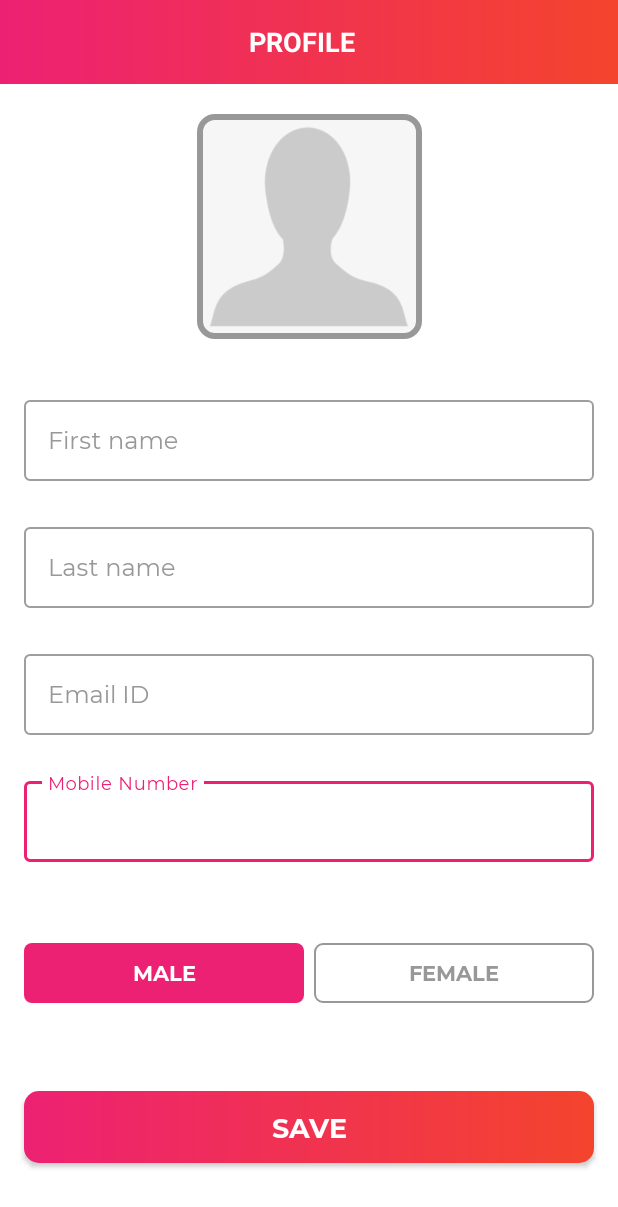
After one commit to skudu95/ShopApp, an Android app: the UserProfileActivity screen opened directly, with no data from a screen before it, on a phone screen of 412 x 824 dp. The commit adds this screen. Shown: the top 1207 px of the screen. Run offline under Robolectric (Android 15) with nearby library versions, the phone set to English and light mode, and no system bars.

Commit message:
UserProfileActivity updated with image chooser and textviews

```diff
--- a/app/src/main/java/com/kudu/shopapp/activities/LoginActivity.kt
+++ b/app/src/main/java/com/kudu/shopapp/activities/LoginActivity.kt
@@ -13,6 +13,7 @@ import com.kudu.shopapp.R
 import com.kudu.shopapp.databinding.ActivityLoginBinding
 import com.kudu.shopapp.firestore.Firestore
 import com.kudu.shopapp.model.User
+import com.kudu.shopapp.util.Constants
 
 class LoginActivity : BaseActivity(), View.OnClickListener {
 
@@ -103,14 +104,21 @@ class LoginActivity : BaseActivity(), View.OnClickListener {
 
     }
 
-    fun userLoggedInSuccess(user: User){
+    fun userLoggedInSuccess(user: User) {
         hideProgressDialog()
 
         Log.i("First Name: ", user.firstname)
         Log.i("Last Name: ", user.lastName)
         Log.i("Email: ", user.email)
 
-        startActivity(Intent(this@LoginActivity, MainActivity::class.java))
+        if (user.profileCompleted == 0) {
+            val intent = Intent(this@LoginActivity, UserProfileActivity::class.java)
+            intent.putExtra(Constants.EXTRA_USER_DETAILS, user)
+            startActivity(intent)
+
+        } else {
+            startActivity(Intent(this@LoginActivity, MainActivity::class.java))
+        }
         finish()
     }
 
--- a/app/src/main/java/com/kudu/shopapp/activities/SplashActivity.kt
+++ b/app/src/main/java/com/kudu/shopapp/activities/SplashActivity.kt
@@ -38,7 +38,7 @@ class SplashActivity : AppCompatActivity() {
                 startActivity(Intent(this, LoginActivity::class.java))
                 finish()
             },
-            10000
+            2500
         )
 
 
--- /dev/null
+++ b/app/src/main/java/com/kudu/shopapp/activities/UserProfileActivity.kt
@@ -0,0 +1,109 @@
+package com.kudu.shopapp.activities
+
+import android.Manifest
+import android.app.Activity
+import android.content.Intent
+import android.content.pm.PackageManager
+import android.net.Uri
+import android.os.Bundle
+import android.view.View
+import android.widget.Toast
+import androidx.core.app.ActivityCompat
+import androidx.core.content.ContextCompat
+import com.kudu.shopapp.R
+import com.kudu.shopapp.databinding.ActivityUserProfileBinding
+import com.kudu.shopapp.model.User
+import com.kudu.shopapp.util.Constants
+import java.io.IOException
+
+class UserProfileActivity : BaseActivity(), View.OnClickListener {
+
+    private lateinit var binding: ActivityUserProfileBinding
+
+    override fun onCreate(savedInstanceState: Bundle?) {
+        super.onCreate(savedInstanceState)
+        binding = ActivityUserProfileBinding.inflate(layoutInflater)
+        setContentView(binding.root)
+
+        var userDetails = User()
+        if (intent.hasExtra(Constants.EXTRA_USER_DETAILS)) {
+            //get the user details from intent as ParcelableExtra
+            userDetails = intent.getParcelableExtra(Constants.EXTRA_USER_DETAILS)!!
+        }
+        binding.etFirstName.isEnabled = false
+        binding.etFirstName.setText(userDetails.firstname)
+
+        binding.etLastName.isEnabled = false
+        binding.etLastName.setText(userDetails.lastName)
+
+        binding.etEmail.isEnabled = false
+        binding.etEmail.setText(userDetails.email)
+
+        binding.ivUserPhoto.setOnClickListener(this@UserProfileActivity)
+    }
+
+
+    override fun onClick(v: View?) {
+        if (v != null) {
+            when (v.id) {
+                R.id.iv_user_photo -> {
+                    //checking if permission granted
+                    if (ContextCompat.checkSelfPermission(this,
+                            Manifest.permission.READ_EXTERNAL_STORAGE) == PackageManager.PERMISSION_GRANTED
+                    ) {
+//                        showErrorSnackBar("Storage permission already granted.", false)
+                        Constants.showImageChooser(this@UserProfileActivity)
+                    } else {
+                        ActivityCompat.requestPermissions(this,
+                            arrayOf(Manifest.permission.READ_EXTERNAL_STORAGE),
+                            Constants.READ_STORAGE_PERMISSION_CODE)
+                    }
+                }
+
+            }
+        }
+    }
+
+    override fun onRequestPermissionsResult(
+        requestCode: Int,
+        permissions: Array<out String>,
+        grantResults: IntArray,
+    ) {
+        super.onRequestPermissionsResult(requestCode, permissions, grantResults)
+        if (requestCode == Constants.READ_STORAGE_PERMISSION_CODE) {
+            //if permission granted
+            if (grantResults.isNotEmpty() && grantResults[0] == PackageManager.PERMISSION_GRANTED) {
+//                showErrorSnackBar("The storage permission is granted.", false)
+                Constants.showImageChooser(this@UserProfileActivity)
+            } else {
+                //displaying another toast if permission not granted
+                Toast.makeText(this,
+                    resources.getString(R.string.read_storage_permission_denied),
+                    Toast.LENGTH_LONG).show()
+            }
+        }
+    }
+
+
+    override fun onActivityResult(requestCode: Int, resultCode: Int, data: Intent?) {
+        super.onActivityResult(requestCode, resultCode, data)
+        if (resultCode == Activity.RESULT_OK) {
+            if (requestCode == Constants.PICK_IMAGE_REQUEST_CODE) {
+                if (data != null) {
+                    try {
+                        // the uri of selected image from phone storage
+                        val selectedImageFilterUri = data.data!!
+                        binding.ivUserPhoto.setImageURI(Uri.parse(selectedImageFilterUri.toString()))
+                    } catch (e: IOException) {
+                        e.printStackTrace()
+                        Toast.makeText(this@UserProfileActivity,
+                            resources.getString(R.string.image_selection_failed),
+                            Toast.LENGTH_LONG).show()
+                    }
+                }
+            }
+        }
+    }
+
+
+}
--- a/app/src/main/java/com/kudu/shopapp/model/User.kt
+++ b/app/src/main/java/com/kudu/shopapp/model/User.kt
@@ -1,5 +1,9 @@
 package com.kudu.shopapp.model
 
+import android.os.Parcelable
+import kotlinx.android.parcel.Parcelize
+
+@Parcelize
 data class User(
     val id: String = "",
     val firstname: String = "",
@@ -9,4 +13,4 @@ data class User(
     val mobile: Long = 0,
     val gender: String = "",
     val profileCompleted: Int = 0
-)
+): Parcelable
--- a/app/src/main/java/com/kudu/shopapp/util/Constants.kt
+++ b/app/src/main/java/com/kudu/shopapp/util/Constants.kt
@@ -1,7 +1,22 @@
 package com.kudu.shopapp.util
+
+import android.app.Activity
+import android.content.Intent
+import android.provider.MediaStore
 
 object Constants {
     const val USERS: String = "users"
     const val SHOPAPP_PREFERENCES: String = "ShopAppPrefs"
     const val LOGGED_IN_USERNAME: String = "logged_in_username"
+    const val EXTRA_USER_DETAILS: String = "extra_user_details"
+    const val READ_STORAGE_PERMISSION_CODE = 2
+    const val PICK_IMAGE_REQUEST_CODE = 1
+
+
+    fun showImageChooser(activity: Activity) {
+        //an intent for launching the image selection of phone storage
+        val galleryIntent = Intent(Intent.ACTION_PICK, MediaStore.Images.Media.EXTERNAL_CONTENT_URI)
+        //launches the image selection of phone storage using the constant code
+        activity.startActivityForResult(galleryIntent, PICK_IMAGE_REQUEST_CODE)
+    }
 }
--- /dev/null
+++ b/app/src/main/java/com/kudu/shopapp/util/CustomRadioButton.kt
@@ -0,0 +1,25 @@
+package com.kudu.shopapp.util
+
+import android.content.Context
+import android.graphics.Typeface
+import android.util.AttributeSet
+import androidx.appcompat.widget.AppCompatRadioButton
+
+class CustomRadioButton(context: Context, attrs: AttributeSet) :
+    AppCompatRadioButton(context, attrs) {
+    init {
+        // Call the function to apply the font to the components.
+        applyFont()
+    }
+
+    /**
+     * Applies a font to a Radio Button.
+     */
+    private fun applyFont() {
+
+        // This is used to get the file from the assets folder and set it to the title textView.
+        val typeface: Typeface =
+            Typeface.createFromAsset(context.assets, "Montserrat-Bold.ttf")
+        setTypeface(typeface)
+    }
+}
--- /dev/null
+++ b/app/src/main/java/com/kudu/shopapp/util/GlideLoader.kt
@@ -0,0 +1,27 @@
+package com.kudu.shopapp.util
+
+import android.content.Context
+import android.net.Uri
+import android.widget.ImageView
+import com.bumptech.glide.Glide
+import com.kudu.shopapp.R
+import java.io.IOException
+
+class GlideLoader(val context: Context) {
+    /**
+     * A function to load image from URI for the user profile picture.
+     */
+    fun loadUserPicture(imageURI: Uri, imageView: ImageView) {
+        try {
+            // Load the user image in the ImageView.
+            Glide
+                .with(context)
+                .load(Uri.parse(imageURI.toString())) // URI of the image
+                .centerCrop() // Scale type of the image.
+                .placeholder(R.drawable.ic_user_placeholder) // A default place holder if image is failed to load.
+                .into(imageView) // the view in which the image will be loaded.
+        } catch (e: IOException) {
+            e.printStackTrace()
+        }
+    }
+}
--- /dev/null
+++ b/app/src/main/res/drawable/app_gradient_color_background.xml
@@ -0,0 +1,11 @@
+<?xml version="1.0" encoding="utf-8"?>
+<shape xmlns:android="http://schemas.android.com/apk/res/android"
+    android:shape="rectangle">
+
+    <gradient
+        android:angle="360"
+        android:endColor="@color/colorThemeOrange"
+        android:startColor="@color/colorThemePink"
+        android:type="linear" />
+
+</shape>
--- /dev/null
+++ b/app/src/main/res/drawable/drawable_gender_tab_selector.xml
@@ -0,0 +1,29 @@
+<?xml version="1.0" encoding="utf-8"?>
+<selector xmlns:android="http://schemas.android.com/apk/res/android">
+    <item android:state_checked="true">
+        <shape android:shape="rectangle">
+
+            <solid android:color="@color/colorAccent" />
+
+            <corners android:bottomLeftRadius="@dimen/gender_radio_button_radius"
+                android:bottomRightRadius="@dimen/gender_radio_button_radius"
+                android:topLeftRadius="@dimen/gender_radio_button_radius"
+                android:topRightRadius="@dimen/gender_radio_button_radius" />
+        </shape>
+    </item>
+
+    <item android:state_checked="false">
+
+        <shape android:shape="rectangle">
+
+            <stroke android:width="@dimen/gender_radio_button_stroke_width"
+                android:color="@color/colorSecondaryText" />
+
+            <corners
+                android:bottomLeftRadius="@dimen/gender_radio_button_radius"
+                android:bottomRightRadius="@dimen/gender_radio_button_radius"
+                android:topLeftRadius="@dimen/gender_radio_button_radius"
+                android:topRightRadius="@dimen/gender_radio_button_radius" />
+        </shape>
+    </item>
+</selector>
--- /dev/null
+++ b/app/src/main/res/drawable/drawable_gender_tab_text_color_selector.xml
@@ -0,0 +1,8 @@
+<?xml version="1.0" encoding="utf-8"?>
+<selector xmlns:android="http://schemas.android.com/apk/res/android">
+
+    <item android:color="@color/white" android:state_checked="true" />
+
+    <item android:color="@color/colorSecondaryText"
+        android:state_checked="false" />
+</selector>
--- /dev/null
+++ b/app/src/main/res/drawable/user_image_background.xml
@@ -0,0 +1,10 @@
+<?xml version="1.0" encoding="utf-8"?>
+<shape xmlns:android="http://schemas.android.com/apk/res/android"
+    android:shape="rectangle">
+
+    <stroke
+        android:width="@dimen/user_image_background_stroke"
+        android:color="@color/colorSecondaryText" />
+
+    <corners android:radius="@dimen/user_image_background_corner_radius" />
+</shape>
--- /dev/null
+++ b/app/src/main/res/layout/activity_user_profile.xml
@@ -0,0 +1,232 @@
+<?xml version="1.0" encoding="utf-8"?>
+<androidx.constraintlayout.widget.ConstraintLayout xmlns:android="http://schemas.android.com/apk/res/android"
+    xmlns:app="http://schemas.android.com/apk/res-auto"
+    xmlns:tools="http://schemas.android.com/tools"
+    android:layout_width="match_parent"
+    android:layout_height="match_parent"
+    tools:context=".activities.UserProfileActivity">
+
+    <androidx.appcompat.widget.Toolbar
+        android:id="@+id/toolbar_user_profile_activity"
+        android:layout_width="match_parent"
+        android:layout_height="?attr/actionBarSize"
+        android:background="@drawable/app_gradient_color_background"
+        app:layout_constraintEnd_toEndOf="parent"
+        app:layout_constraintStart_toStartOf="parent"
+        app:layout_constraintTop_toTopOf="parent">
+
+        <TextView
+            android:id="@+id/tv_title"
+            android:layout_width="match_parent"
+            android:layout_height="match_parent"
+            android:gravity="center"
+            android:paddingStart="@dimen/toolbar_title_paddingStart"
+            android:paddingEnd="0dp"
+            android:text="@string/title_profile"
+            android:textColor="@color/white"
+            android:textSize="@dimen/toolbar_title_text_size"
+            android:textStyle="bold" />
+
+    </androidx.appcompat.widget.Toolbar>
+
+    <ScrollView
+        android:layout_width="match_parent"
+        android:layout_height="0dp"
+        android:fillViewport="true"
+        android:scrollbars="none"
+        app:layout_constraintBottom_toBottomOf="parent"
+        app:layout_constraintEnd_toEndOf="parent"
+        app:layout_constraintStart_toStartOf="parent"
+        app:layout_constraintTop_toBottomOf="@id/toolbar_user_profile_activity">
+
+        <androidx.constraintlayout.widget.ConstraintLayout
+            android:layout_width="match_parent"
+            android:layout_height="wrap_content">
+
+            <FrameLayout
+                android:id="@+id/fl_user_image"
+                android:layout_width="@dimen/profile_user_image_size"
+                android:layout_height="@dimen/profile_user_image_size"
+                android:layout_marginTop="@dimen/profile_user_image_marginTop"
+                app:layout_constraintEnd_toEndOf="parent"
+                app:layout_constraintStart_toStartOf="parent"
+                app:layout_constraintTop_toTopOf="parent">
+
+                <ImageView
+                    android:id="@+id/iv_user_photo"
+                    android:layout_width="match_parent"
+                    android:layout_height="match_parent"
+                    android:layout_margin="@dimen/profile_user_photo_margin"
+                    android:background="@color/colorLightGrey"
+                    android:contentDescription="@string/content_description"
+                    android:scaleType="fitXY"
+                    android:src="@drawable/ic_user_placeholder" />
+
+                <View
+                    android:layout_width="match_parent"
+                    android:layout_height="match_parent"
+                    android:background="@drawable/user_image_background" />
+            </FrameLayout>
+
+            <com.google.android.material.textfield.TextInputLayout
+                android:id="@+id/til_first_name"
+                style="@style/Widget.MaterialComponents.TextInputLayout.OutlinedBox"
+                android:layout_width="match_parent"
+                android:layout_height="wrap_content"
+                android:layout_marginStart="16dp"
+                android:layout_marginTop="35dp"
+                android:layout_marginEnd="16dp"
+                android:hint="@string/hint_first_name"
+                android:textColorHint="@color/colorSecondaryText"
+                app:layout_constraintEnd_toEndOf="parent"
+                app:layout_constraintStart_toStartOf="parent"
+                app:layout_constraintTop_toBottomOf="@id/fl_user_image">
+
+                <com.kudu.shopapp.util.CustomEditText
+                    android:id="@+id/et_first_name"
+                    android:layout_width="match_parent"
+                    android:layout_height="wrap_content"
+                    android:inputType="text"
+                    android:padding="@dimen/et_padding"
+                    android:textColor="@color/colorPrimaryText"
+                    android:textSize="@dimen/et_textSize" />
+            </com.google.android.material.textfield.TextInputLayout>
+
+            <com.google.android.material.textfield.TextInputLayout
+                android:id="@+id/til_last_name"
+                style="@style/Widget.MaterialComponents.TextInputLayout.OutlinedBox"
+                android:layout_width="match_parent"
+                android:layout_height="wrap_content"
+                android:layout_marginStart="16dp"
+                android:layout_marginTop="25dp"
+                android:layout_marginEnd="16dp"
+                android:hint="@string/hint_last_name"
+                android:textColorHint="@color/colorSecondaryText"
+                app:layout_constraintEnd_toEndOf="parent"
+                app:layout_constraintStart_toStartOf="parent"
+                app:layout_constraintTop_toBottomOf="@id/til_first_name">
+
+                <com.kudu.shopapp.util.CustomEditText
+                    android:id="@+id/et_last_name"
+                    android:layout_width="match_parent"
+                    android:layout_height="wrap_content"
+                    android:inputType="text"
+                    android:padding="@dimen/et_padding"
+                    android:textColor="@color/colorPrimaryText"
+                    android:textSize="@dimen/et_textSize" />
+            </com.google.android.material.textfield.TextInputLayout>
+
+            <com.google.android.material.textfield.TextInputLayout
+                android:id="@+id/til_email"
+                style="@style/Widget.MaterialComponents.TextInputLayout.OutlinedBox"
+                android:layout_width="match_parent"
+                android:layout_height="wrap_content"
+                android:layout_marginStart="16dp"
+                android:layout_marginTop="25dp"
+                android:layout_marginEnd="16dp"
+                android:hint="@string/et_hint_email_id"
+                android:textColorHint="@color/colorSecondaryText"
+                app:layout_constraintEnd_toEndOf="parent"
+                app:layout_constraintStart_toStartOf="parent"
+                app:layout_constraintTop_toBottomOf="@id/til_last_name">
+
+                <com.kudu.shopapp.util.CustomEditText
+                    android:id="@+id/et_email"
+                    android:layout_width="match_parent"
+                    android:layout_height="wrap_content"
+                    android:inputType="textEmailAddress"
+                    android:padding="@dimen/et_padding"
+                    android:textColor="@color/colorPrimaryText"
+                    android:textSize="@dimen/et_textSize" />
+            </com.google.android.material.textfield.TextInputLayout>
+
+            <com.google.android.material.textfield.TextInputLayout
+                android:id="@+id/til_mobile_number"
+                style="@style/Widget.MaterialComponents.TextInputLayout.OutlinedBox"
+                android:layout_width="match_parent"
+                android:layout_height="wrap_content"
+                android:layout_marginStart="16dp"
+                android:layout_marginTop="25dp"
+                android:layout_marginEnd="16dp"
+                android:hint="@string/et_hint_mobile_number"
+                android:textColorHint="@color/colorSecondaryText"
+                app:layout_constraintEnd_toEndOf="parent"
+                app:layout_constraintStart_toStartOf="parent"
+                app:layout_constraintTop_toBottomOf="@id/til_email">
+
+                <com.kudu.shopapp.util.CustomEditText
+                    android:id="@+id/et_mobile_number"
+                    android:layout_width="match_parent"
+                    android:layout_height="wrap_content"
+                    android:inputType="phone"
+                    android:padding="@dimen/et_padding"
+                    android:textColor="@color/colorPrimaryText"
+                    android:textSize="@dimen/et_textSize" />
+            </com.google.android.material.textfield.TextInputLayout>
+
+            <RadioGroup
+                android:id="@+id/rg_gender"
+                android:layout_width="match_parent"
+                android:layout_height="@dimen/profile_radio_button_height"
+                android:layout_marginStart="16dp"
+                android:layout_marginTop="25dp"
+                android:layout_marginEnd="16dp"
+                android:orientation="horizontal"
+                app:layout_constraintBottom_toTopOf="@id/btn_save"
+                app:layout_constraintEnd_toEndOf="parent"
+                app:layout_constraintStart_toStartOf="parent"
+                app:layout_constraintTop_toBottomOf="@id/til_mobile_number">
+
+                <com.kudu.shopapp.util.CustomRadioButton
+                    android:id="@+id/rb_male"
+                    android:layout_width="0dp"
+                    android:layout_height="match_parent"
+                    android:layout_marginEnd="@dimen/profile_radio_button_marginStartEnd"
+                    android:layout_weight="1"
+                    android:background="@drawable/drawable_gender_tab_selector"
+                    android:button="@null"
+                    android:checked="true"
+                    android:gravity="center"
+                    android:text="@string/rb_lbl_male"
+                    android:textColor="@drawable/drawable_gender_tab_text_color_selector"
+                    android:textStyle="bold" />
+
+                <com.kudu.shopapp.util.CustomRadioButton
+                    android:id="@+id/rb_female"
+                    android:layout_width="0dp"
+                    android:layout_height="match_parent"
+                    android:layout_marginStart="@dimen/profile_radio_button_marginStartEnd"
+                    android:layout_weight="1"
+                    android:background="@drawable/drawable_gender_tab_selector"
+                    android:button="@null"
+                    android:gravity="center"
+                    android:text="@string/rb_lbl_female"
+                    android:textColor="@drawable/drawable_gender_tab_text_color_selector"
+                    android:textStyle="bold" />
+            </RadioGroup>
+
+            <com.kudu.shopapp.util.CustomButton
+                android:id="@+id/btn_save"
+                android:layout_width="match_parent"
+                android:layout_height="wrap_content"
+                android:layout_gravity="center"
+                android:layout_marginStart="16dp"
+                android:layout_marginTop="30dp"
+                android:layout_marginEnd="16dp"
+                android:layout_marginBottom="20dp"
+                android:background="@drawable/button_background"
+                android:foreground="?attr/selectableItemBackground"
+                android:gravity="center"
+                android:paddingTop="@dimen/btn_padding"
+                android:paddingBottom="@dimen/btn_padding"
+                android:text="@string/btn_lbl_save"
+                android:textColor="@android:color/white"
+                android:textSize="@dimen/btn_textSize"
+                app:layout_constraintBottom_toBottomOf="parent"
+                app:layout_constraintEnd_toEndOf="parent"
+                app:layout_constraintStart_toStartOf="parent"
+                app:layout_constraintTop_toBottomOf="@id/rg_gender" />
+
+        </androidx.constraintlayout.widget.ConstraintLayout>
+    </ScrollView>
+</androidx.constraintlayout.widget.ConstraintLayout>
--- a/app/src/main/res/values/dimens.xml
+++ b/app/src/main/res/values/dimens.xml
@@ -35,7 +35,7 @@
     <dimen name="user_image_background_stroke">4dp</dimen>
     <dimen name="user_image_background_corner_radius">10dp</dimen>
     <dimen name="profile_user_image_size">150dp</dimen>
-    <dimen name="profile_user_image_marginTop">50dp</dimen>
+    <dimen name="profile_user_image_marginTop">20dp</dimen>
     <dimen name="profile_user_photo_margin">3dp</dimen>
 
     <dimen name="profile_radio_button_height">40dp</dimen>
--- a/app/src/main/res/values/strings.xml
+++ b/app/src/main/res/values/strings.xml
@@ -40,7 +40,7 @@
 
     <string name="register_success">You are registered successfully.</string>
 
-    <string name="title_complete_profile">COMPLETE PROFILE</string>
+    <string name="title_profile">PROFILE</string>
     <string name="et_hint_mobile_number">Mobile Number</string>
 
     <string name="rb_lbl_male">MALE</string>
--- a/build.gradle
+++ b/build.gradle
@@ -5,7 +5,7 @@ buildscript {
     }
     dependencies {
         classpath 'com.google.gms:google-services:4.3.10'
-        classpath 'com.android.tools.build:gradle:3.4.0'
+        classpath 'com.android.tools.build:gradle:3.4.3'
         classpath 'com.google.firebase:firebase-crashlytics-gradle:2.8.1'
     }
 }
```
Also changed, not shown: app/build.gradle (+11 -1 lines), app/src/main/AndroidManifest.xml (+8 -2 lines), app/src/main/res/drawable/ic_user_placeholder.png (added).
